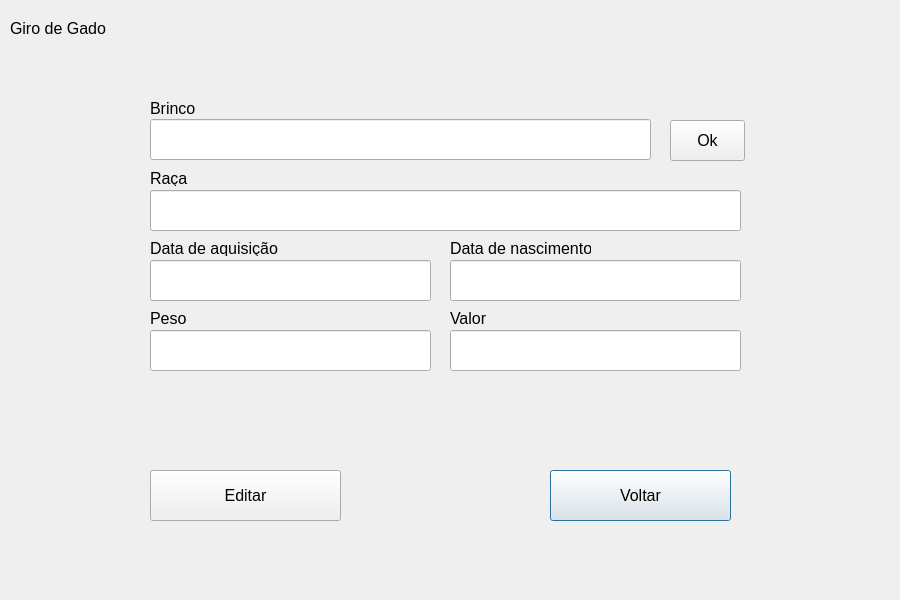
Above: views/cattleeditscreen.ui from MaceGabriel/GiroDeGado before the change. Below: the same form after it.
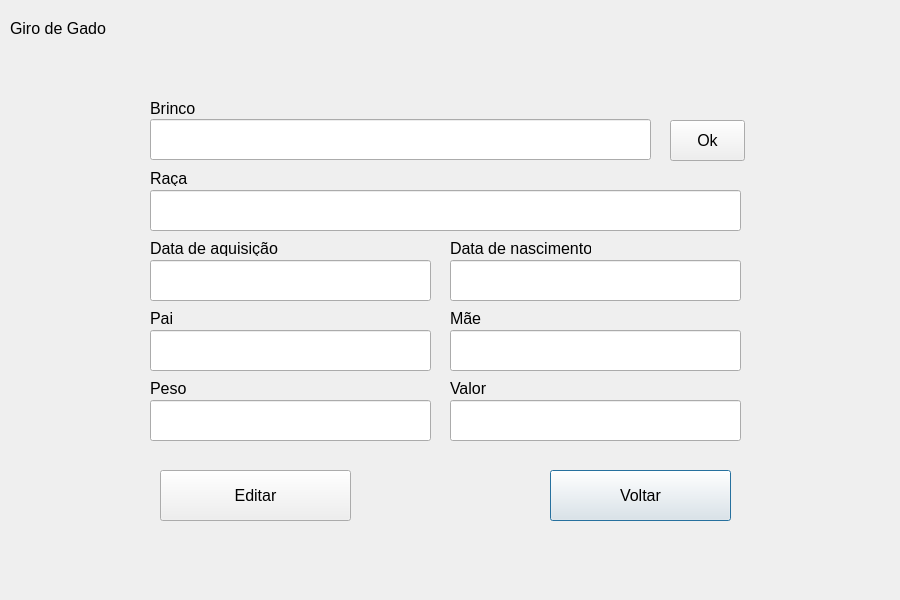
That is the form after the change.

```diff
--- a/views/cattleeditscreen.ui
+++ b/views/cattleeditscreen.ui
@@ -17,7 +17,7 @@
    <property name="geometry">
     <rect>
      <x>450</x>
-     <y>310</y>
+     <y>380</y>
      <width>61</width>
      <height>16</height>
     </rect>
@@ -35,7 +35,7 @@
    <property name="geometry">
     <rect>
      <x>150</x>
-     <y>330</y>
+     <y>400</y>
      <width>281</width>
      <height>41</height>
     </rect>
@@ -116,7 +116,7 @@
    <property name="geometry">
     <rect>
      <x>150</x>
-     <y>310</y>
+     <y>380</y>
      <width>61</width>
      <height>16</height>
     </rect>
@@ -169,7 +169,7 @@
   <widget class="QPushButton" name="editButton">
    <property name="geometry">
     <rect>
-     <x>150</x>
+     <x>160</x>
      <y>470</y>
      <width>191</width>
      <height>51</height>
@@ -188,7 +188,7 @@
    <property name="geometry">
     <rect>
      <x>450</x>
-     <y>330</y>
+     <y>400</y>
      <width>291</width>
      <height>41</height>
     </rect>
@@ -283,6 +283,72 @@
     <string>Ok</string>
    </property>
   </widget>
+  <widget class="QLabel" name="labelFather">
+   <property name="geometry">
+    <rect>
+     <x>150</x>
+     <y>310</y>
+     <width>61</width>
+     <height>16</height>
+    </rect>
+   </property>
+   <property name="font">
+    <font>
+     <pointsize>12</pointsize>
+    </font>
+   </property>
+   <property name="text">
+    <string>Pai</string>
+   </property>
+  </widget>
+  <widget class="QLineEdit" name="inputFather">
+   <property name="geometry">
+    <rect>
+     <x>150</x>
+     <y>330</y>
+     <width>281</width>
+     <height>41</height>
+    </rect>
+   </property>
+   <property name="font">
+    <font>
+     <pointsize>12</pointsize>
+    </font>
+   </property>
+  </widget>
+  <widget class="QLabel" name="labelMother">
+   <property name="geometry">
+    <rect>
+     <x>450</x>
+     <y>310</y>
+     <width>61</width>
+     <height>16</height>
+    </rect>
+   </property>
+   <property name="font">
+    <font>
+     <pointsize>12</pointsize>
+    </font>
+   </property>
+   <property name="text">
+    <string>Mãe</string>
+   </property>
+  </widget>
+  <widget class="QLineEdit" name="inputMother">
+   <property name="geometry">
+    <rect>
+     <x>450</x>
+     <y>330</y>
+     <width>291</width>
+     <height>41</height>
+    </rect>
+   </property>
+   <property name="font">
+    <font>
+     <pointsize>12</pointsize>
+    </font>
+   </property>
+  </widget>
  </widget>
  <resources/>
  <connections/>
```
